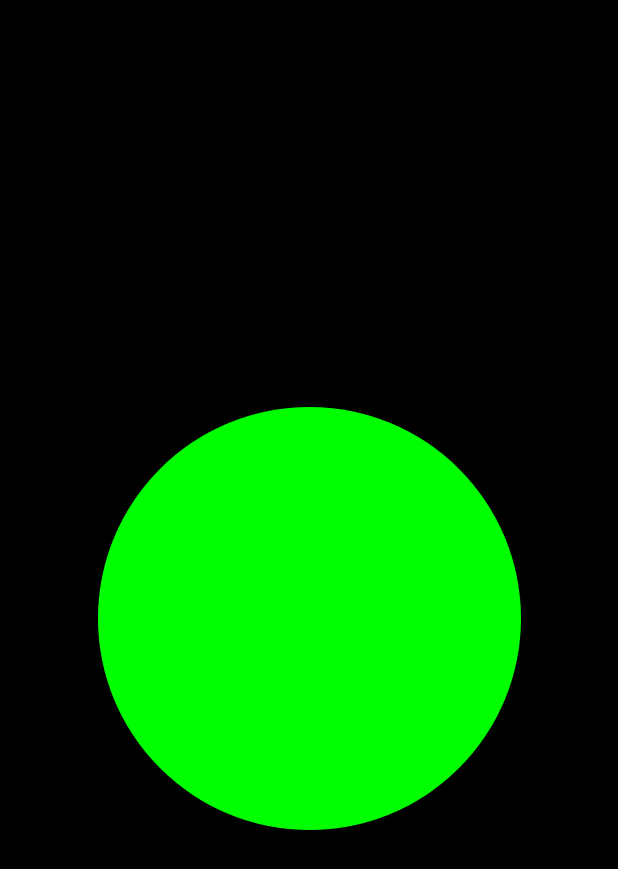
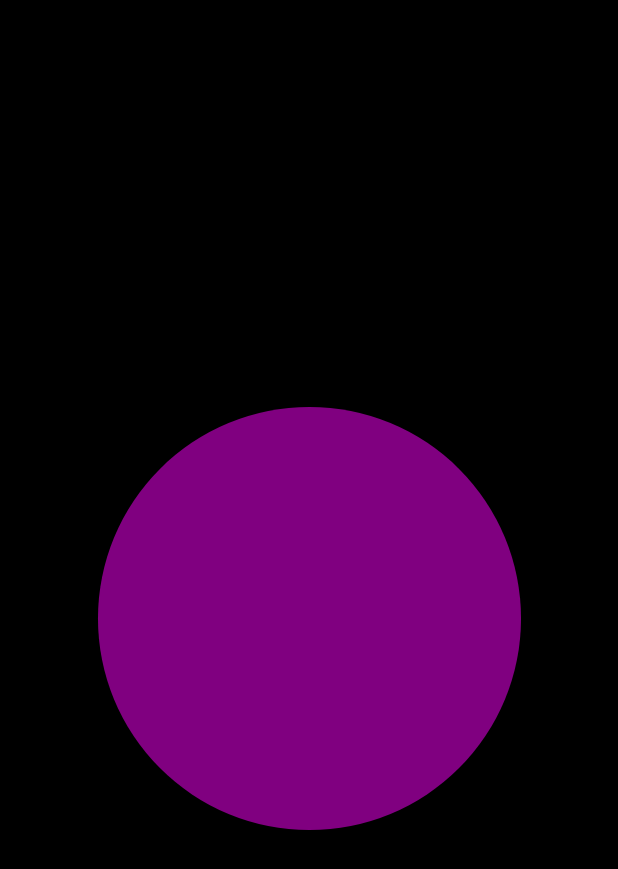
Before and after one commit to elpopes/zenzo, an Android app built with Jetpack Compose: the screen it shows after launch (MainActivity), after a tap on "Begin", on a phone screen of 412 x 824 dp. Shown: the top 869 px of the screen. Run offline under Robolectric (Android 15) with nearby library versions, the phone set to English and light mode, and no system bars; libraries missing offline, so code that uses them is left out: com.jakewharton.threetenabp; 1 statement that could not run was skipped.

Commit message:
adjust balance Color.kt

```diff
--- a/app/src/main/java/com/zenzo/zenzo/BreathingPattern.kt
+++ b/app/src/main/java/com/zenzo/zenzo/BreathingPattern.kt
@@ -4,6 +4,6 @@ import androidx.compose.ui.graphics.Color
 enum class BreathingPattern(val inhale: Float, val holdIn: Float, val exhale: Float, val holdOut: Float, val color: Color) {
     CALM(4f, 7f, 8f, 0f, LightBlue),
     ENERGY(0.1f, 0f, 0.4f, 0f, EnergyRed),
-    BALANCE(4f, 4f, 4f, 4f, BalanceGreen),
+    BALANCE(4f, 4f, 4f, 4f, BalancePurple),
     SLOW(15f, 0f, 15f, 0f, SlowYellow)
 }
--- a/app/src/main/java/com/zenzo/zenzo/ui/theme/Color.kt
+++ b/app/src/main/java/com/zenzo/zenzo/ui/theme/Color.kt
@@ -4,5 +4,5 @@ import androidx.compose.ui.graphics.Color
 
 val LightBlue = Color(0xFF87CEFA) // Light Blue
 val EnergyRed = Color(0xFFFF0000) // Red
-val BalanceGreen = Color(0xFF00FF00) // Green
+val BalancePurple = Color(0xFF800080) // Purple
 val SlowYellow = Color(0xFFFFFF00) // Yellow
```
